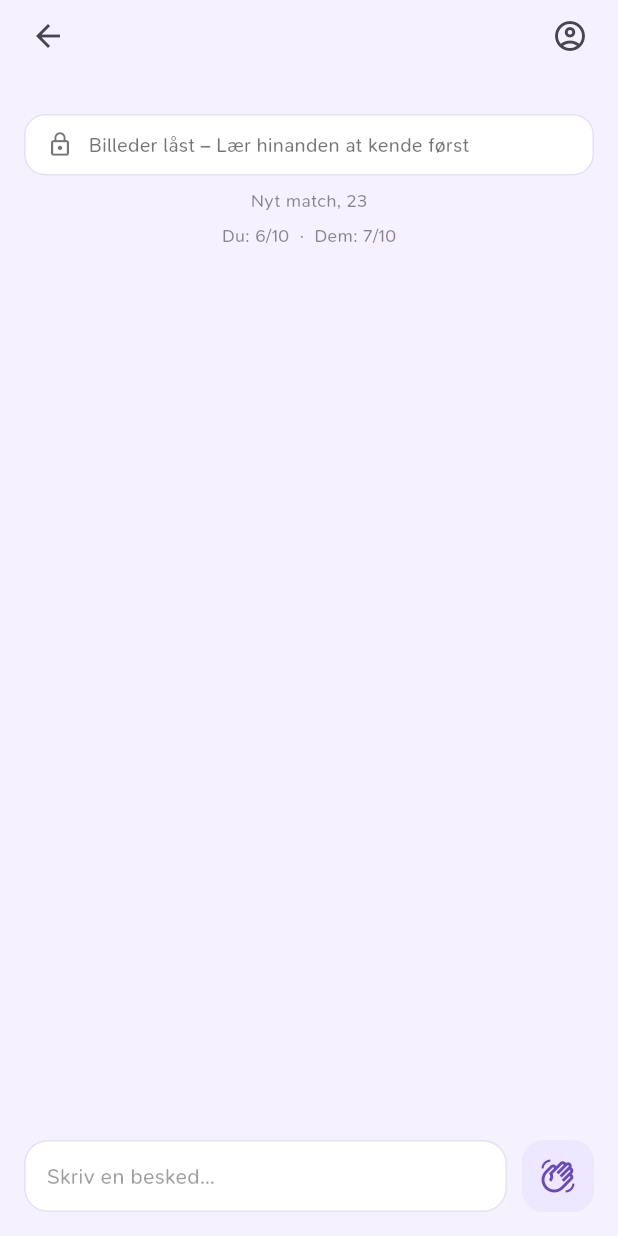
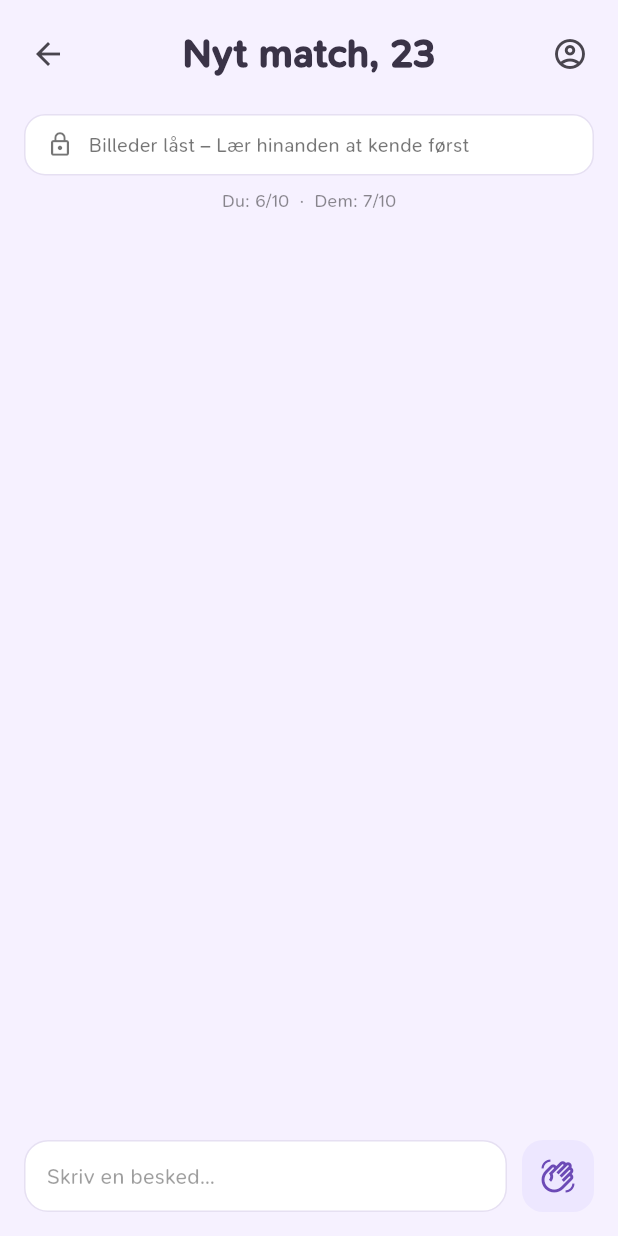
Before and after one commit to AmodioR/blind-date-app, a Flutter app: the SecretChatScreen screen opened directly, on a phone screen of 412 x 824 dp. Run offline on Flutter 3.47's test engine with Material 3 defaults, Android fonts, the phone set to English and light mode, and no system bars.

Commit message:
Restore centered chat header

```diff
--- a/lib/screens/secret_chat_screen.dart
+++ b/lib/screens/secret_chat_screen.dart
@@ -1,12 +1,12 @@
 import 'package:flutter/material.dart';
 import '../sheets/wingman_sheet.dart';
+import '../theme/app_colors.dart';
 import 'match_profile_screen.dart';
 
 class SecretChatScreen extends StatelessWidget {
   final String? chatId;
   final String? title;
   const SecretChatScreen({super.key, this.chatId, this.title});
-
 
   @override
   Widget build(BuildContext context) {
@@ -72,20 +72,6 @@ class SecretChatScreen extends StatelessWidget {
                       ),
                     ],
                   ),
-                ),
-              ),
-
-              Padding(
-                padding: const EdgeInsets.fromLTRB(16, 0, 16, 6),
-                child: Row(
-                  mainAxisAlignment: MainAxisAlignment.center,
-                  children: [
-                    Text(
-                      '${chatData.name}, ${chatData.age}',
-                      style:
-                          const TextStyle(fontSize: 12, color: Colors.black45),
-                    ),
-                  ],
                 ),
               ),
 
@@ -168,15 +154,30 @@ class SecretChatScreen extends StatelessWidget {
           ),
           SafeArea(
             child: Padding(
-              padding: const EdgeInsets.symmetric(horizontal: 8),
-              child: Row(
-                mainAxisAlignment: MainAxisAlignment.spaceBetween,
+              padding: const EdgeInsets.fromLTRB(8, 8, 8, 0),
+              child: SizedBox(
+                height: kToolbarHeight,
+                child: Stack(
+                  alignment: Alignment.center,
                   children: [
-                  IconButton(
+                    Align(
+                      alignment: Alignment.centerLeft,
+                      child: IconButton(
                         icon: const Icon(Icons.arrow_back),
                         onPressed: () => Navigator.pop(context),
                       ),
-                  IconButton(
+                    ),
+                    Text(
+                      '${chatData.name}, ${chatData.age}',
+                      style: const TextStyle(
+                        fontSize: 26,
+                        fontWeight: FontWeight.w800,
+                        color: AppColors.textSoft,
+                      ),
+                    ),
+                    Align(
+                      alignment: Alignment.centerRight,
+                      child: IconButton(
                         icon: const Icon(Icons.account_circle_outlined),
                         onPressed: () {
                           Navigator.push(
@@ -190,7 +191,9 @@ class SecretChatScreen extends StatelessWidget {
                           );
                         },
                       ),
+                    ),
                   ],
+                ),
               ),
             ),
           ),
```
Lines whose indentation alone changed are shown as unchanged.
